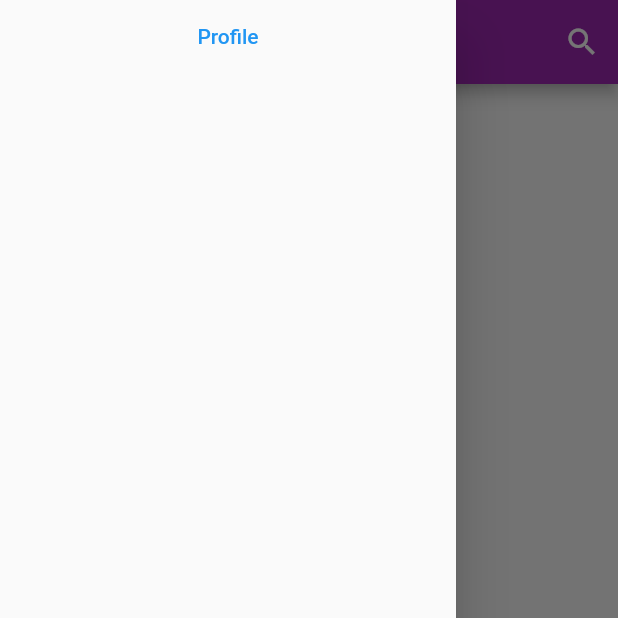
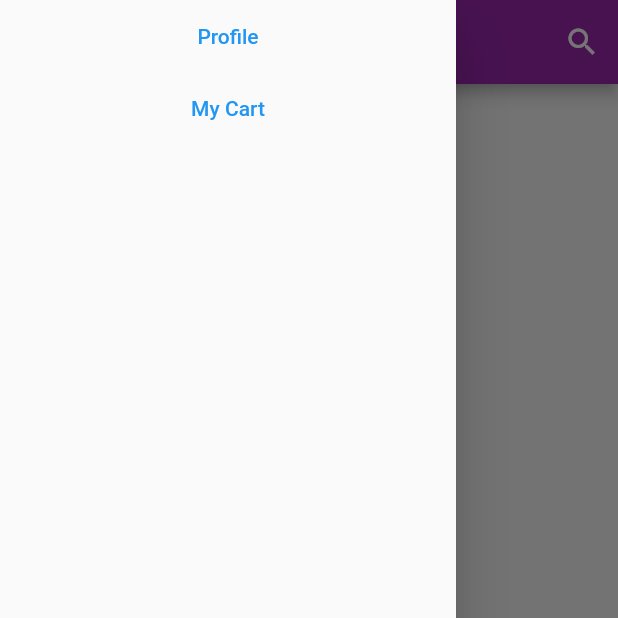
Before and after one commit to JayBhakhar/book_store_app, a Flutter app: the HomeView screen opened by its route, with the side drawer open, on a phone screen of 412 x 824 dp, the top half of it. Run offline on Flutter 3.47's test engine with Material 2 defaults, Android fonts, the phone set to English and light mode, and no system bars; our stand-ins replace flutter_spinkit, get, get_storage, shared_preferences; accounts and stored records are empty; network calls fail.

Commit message:
cart screen

```diff
--- a/lib/get_pages.dart
+++ b/lib/get_pages.dart
@@ -2,7 +2,6 @@ import 'package:book_store_app/Unit_Test/test_binding.dart';
 import 'package:book_store_app/Unit_Test/test_view.dart';
 import 'package:book_store_app/views/pages/Book_Details/book_details_binding.dart';
 import 'package:book_store_app/views/pages/Book_Details/book_details_view.dart';
-import 'package:book_store_app/views/pages/Cart/cart.dart';
 import 'package:book_store_app/views/pages/Change_Password/change_password_binding.dart';
 import 'package:book_store_app/views/pages/Change_Password/change_password_view.dart';
 import 'package:book_store_app/views/pages/Choose_Supplier/choose_supplier_binding.dart';
@@ -13,6 +12,8 @@ import 'package:book_store_app/views/pages/Home_Screen/home_binding.dart';
 import 'package:book_store_app/views/pages/Home_Screen/home_view.dart';
 import 'package:book_store_app/views/pages/Login/login_binding.dart';
 import 'package:book_store_app/views/pages/Login/login_view.dart';
+import 'package:book_store_app/views/pages/My_Cart/my_cart_binding.dart';
+import 'package:book_store_app/views/pages/My_Cart/my_cart_view.dart';
 import 'package:book_store_app/views/pages/Profile/profile_binding.dart';
 import 'package:book_store_app/views/pages/Profile/profile_view.dart';
 import 'package:book_store_app/views/pages/Registration/registration_binding.dart';
@@ -33,7 +34,6 @@ List<GetPage> getPagesList = [
     bindings: [HomeBinding(), LoginBinding()],
   ),
   GetPage(name: "/home", page: () => HomeView()),
-  GetPage(name: "/cart", page: () => Cart()),
   GetPage(name: "/confirmSellerList", page: () => ConfirmSellerList()),
   // GetPage(name: "/editBook", page: () => EditBook()),
   GetPage(name: "/forgetPassword", page: () => ForgetPassword()),
@@ -44,6 +44,7 @@ List<GetPage> getPagesList = [
       page: () => BookdetailsView(),
       binding: BookDetailsBinding()),
   GetPage(name: "/login", page: () => LoginView(), binding: LoginBinding()),
+  GetPage(name: "/myCart", page: () => MyCartView(), binding: MyCartBinding()),
   GetPage(
       name: "/registration",
       page: () => RegistrationView(),
--- a/lib/main.dart
+++ b/lib/main.dart
@@ -5,7 +5,7 @@ import 'package:book_store_app/get_pages.dart';
 
 void main() async {
   await GetStorage.init();
-  box.write('addCardList', []);
+  box.write('addCardList', <Map>[]);
   runApp(MyApp());
 }
 
--- /dev/null
+++ b/lib/models/Cart.dart
@@ -0,0 +1,30 @@
+import 'package:book_store_app/models/Book.dart';
+
+class Cart {
+  Book book;
+  String supplierName;
+  num supplierBookId;
+  num total;
+  String post;
+
+  Cart({
+    this.book,
+    this.supplierName,
+    this.supplierBookId,
+    this.total,
+    this.post,
+  });
+
+  factory Cart.fromJson(dynamic json) {
+    return Cart(
+      book: json['book'] as Book,
+      supplierName: json['supplier_name'] as String,
+      supplierBookId: json['supplier_book_id'] as num,
+      total: json['total'] as num,
+      post: json['post'] as String,
+    );
+  }
+
+  static List<Cart> listFromJson(list) =>
+      List<Cart>.from(list.map((x) => Cart.fromJson(x)));
+}
--- a/lib/models/ChooseSupplier.dart
+++ b/lib/models/ChooseSupplier.dart
@@ -28,7 +28,8 @@ class ChooseSupplier {
       supplier: json['поставщик'] as String,
       deliveryTime: json['срок_отправки_поставщика'] as num,
       deliveryCharge: json['delivery_charge'] as num,
-        deliveryName: json['delivery_name'] as String);
+      deliveryName: json['delivery_name'] as String,
+    );
   }
   static List<ChooseSupplier> listFromJson(list) =>
       List<ChooseSupplier>.from(list.map((x) => ChooseSupplier.fromJson(x)));
--- a/lib/models/User.dart
+++ b/lib/models/User.dart
@@ -28,7 +28,8 @@ class User {
       address: json['address'] as String,
       password: json['password'] as String,
       city: json['city'] as String,
-        zipCode: json['zip_code'] as String);
+      zipCode: json['zip_code'] as String,
+    );
   }
   static List<User> listFromJson(list) =>
       List<User>.from(list.map((x) => User.fromJson(x)));
--- a/lib/services/api_services.dart
+++ b/lib/services/api_services.dart
@@ -21,7 +21,8 @@ class ApiServices extends GetConnect {
     }
   }
 
-  Future<List<ChooseSupplier>> getSupplierOptions({int ourBookId, double bookWeight}) async {
+  Future<List<ChooseSupplier>> getSupplierOptions(
+      {int ourBookId, double bookWeight}) async {
     final box = GetStorage();
     final token = box.read('token');
     Map<String, String> headers = {
@@ -36,7 +37,8 @@ class ApiServices extends GetConnect {
     if (response.status.hasError) {
       return Future.error(response.statusText);
     } else {
-      List<ChooseSupplier> supplierOptions = ChooseSupplier.listFromJson(response.body['ChooseSupplier']);
+      List<ChooseSupplier> supplierOptions =
+          ChooseSupplier.listFromJson(response.body['ChooseSupplier']);
       return supplierOptions;
     }
   }
--- a/lib/views/pages/Choose_Supplier/choose_supplier_view.dart
+++ b/lib/views/pages/Choose_Supplier/choose_supplier_view.dart
@@ -1,6 +1,6 @@
 import 'package:book_store_app/models/Book.dart';
 import 'package:book_store_app/views/pages/Choose_Supplier/choose_supplier_controller.dart';
-import 'package:book_store_app/views/widgets/choose_supplier_cart.dart';
+import 'package:book_store_app/views/widgets/choose_supplier_card.dart';
 import 'package:flutter/material.dart';
 import 'package:get/get.dart';
 
--- a/lib/views/pages/Home_Screen/home_view.dart
+++ b/lib/views/pages/Home_Screen/home_view.dart
@@ -15,6 +15,10 @@ class HomeView extends GetView<HomeController> {
             TextButton(
               child: Text('Profile'),
               onPressed: () => Get.toNamed('/profile'),
+            ),
+            TextButton(
+              child: Text('My Cart'),
+              onPressed: () => Get.toNamed('/myCart'),
             ),
           ],
         )),
@@ -43,7 +47,7 @@ class HomeView extends GetView<HomeController> {
           itemCount: _book.length,
           gridDelegate: SliverGridDelegateWithMaxCrossAxisExtent(
             maxCrossAxisExtent: 300.0,
-            mainAxisExtent: 190,
+            mainAxisExtent: 210,
             crossAxisSpacing: 0.5,
             mainAxisSpacing: 0.5,
           ),
--- /dev/null
+++ b/lib/views/widgets/add_cart_card.dart
@@ -0,0 +1,9 @@
+import 'package:book_store_app/models/Cart.dart';
+import 'package:flutter/cupertino.dart';
+import 'package:flutter/material.dart';
+
+Widget addCartCard(List<Cart> _cart, int index) {
+  return Card(
+    child: Container(),
+  );
+}
```
Also changed, not shown: lib/views/pages/Cart/cart.dart (+109 -109 lines), lib/views/pages/My_Cart/my_cart_binding.dart (added, +9 -0 lines), lib/views/pages/My_Cart/my_cart_controller.dart (added, +10 -0 lines), lib/views/pages/My_Cart/my_cart_view.dart (added, +39 -0 lines), lib/views/widgets/choose_supplier_card.dart (renamed from lib/views/widgets/choose_supplier_cart.dart, +9 -6 lines). Lines whose indentation alone changed are shown as unchanged.
